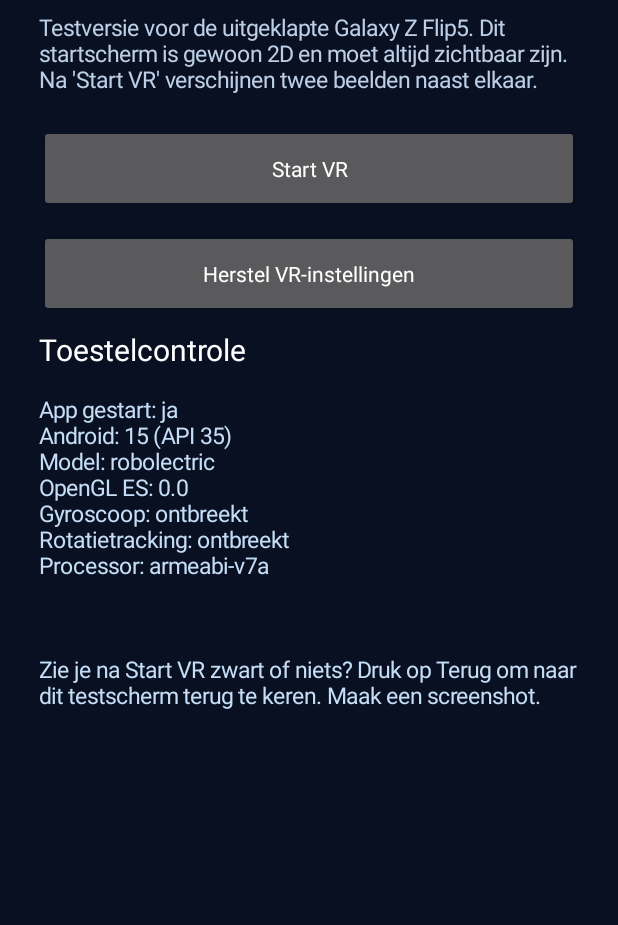
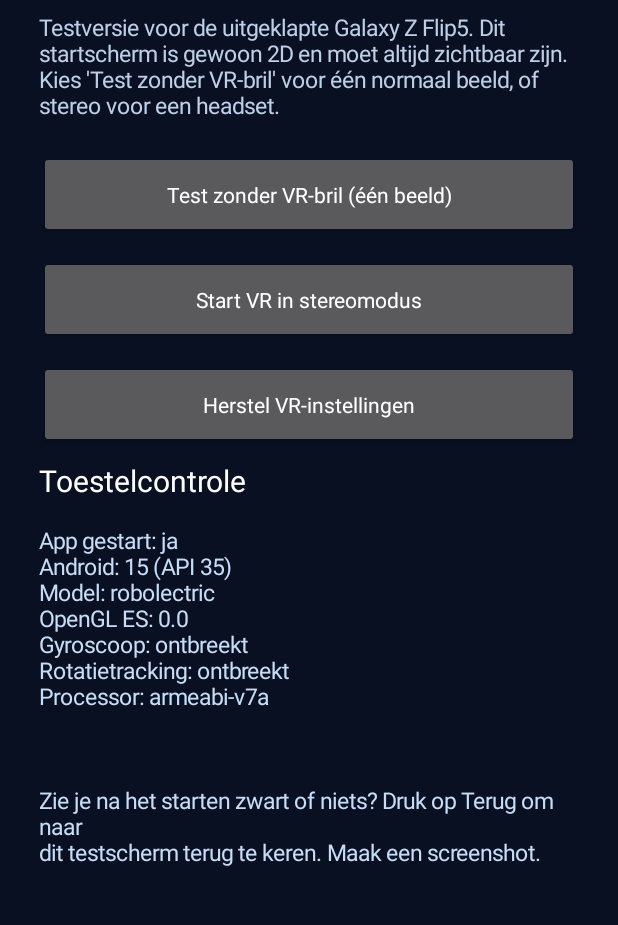
Before and after one commit to keesaap920-maker/vr-android, an Android app: the screen it shows after launch (LauncherActivity), on a phone screen of 412 x 824 dp, the part 117-1042 px from its top. Run offline under Robolectric (Android 15) with nearby library versions, the phone set to English and light mode, and no system bars.

Commit message:
Add monocular preview entry for testing without a VR headset

```diff
--- a/app/src/main/java/com/visionosmobile/LauncherActivity.kt
+++ b/app/src/main/java/com/visionosmobile/LauncherActivity.kt
@@ -47,7 +47,7 @@ class LauncherActivity : Activity() {
         layout.addView(label(
             "Testversie voor de uitgeklapte Galaxy Z Flip5. " +
             "Dit startscherm is gewoon 2D en moet altijd zichtbaar zijn. " +
-            "Na 'Start VR' verschijnen twee beelden naast elkaar.",
+            "Kies 'Test zonder VR-bril' voor één normaal beeld, of stereo voor een headset.",
             15f, Color.rgb(189,207,231)
         ))
 
@@ -61,8 +61,13 @@ class LauncherActivity : Activity() {
                 ViewGroup.LayoutParams.MATCH_PARENT, dp(58)
             ).apply { topMargin = dp(12) })
         }
-        action("Start VR") {
-            startActivity(Intent(this, VisionActivity::class.java))
+        action("Test zonder VR-bril (één beeld)") {
+            startActivity(Intent(this, VisionActivity::class.java)
+                .putExtra("mono_preview", true))
+        }
+        action("Start VR in stereomodus") {
+            startActivity(Intent(this, VisionActivity::class.java)
+                .putExtra("mono_preview", false))
         }
         action("Herstel VR-instellingen") {
             getSharedPreferences("visionos_settings", MODE_PRIVATE)
@@ -100,7 +105,7 @@ class LauncherActivity : Activity() {
 
             $extra
 
-            Zie je na Start VR zwart of niets? Druk op Terug om naar
+            Zie je na het starten zwart of niets? Druk op Terug om naar
             dit testscherm terug te keren. Maak een screenshot.
         """.trimIndent()
     }
```
